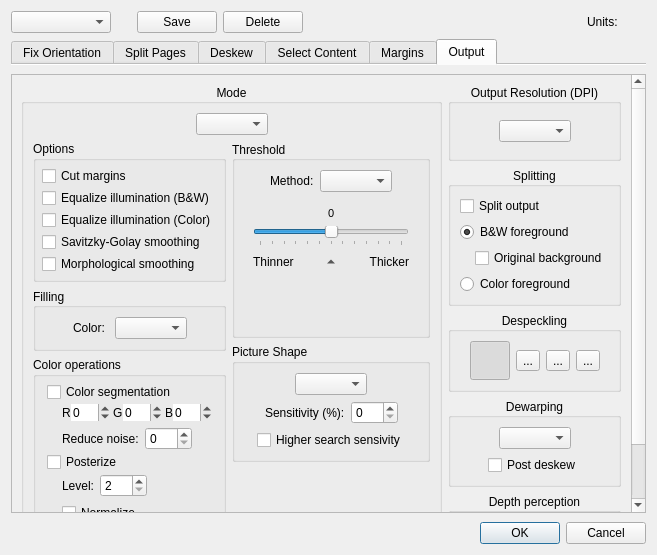
Before: the Qt Designer form ui/DefaultParamsDialog.ui in 4lex4/scantailor-advanced, drawn with Qt 5.
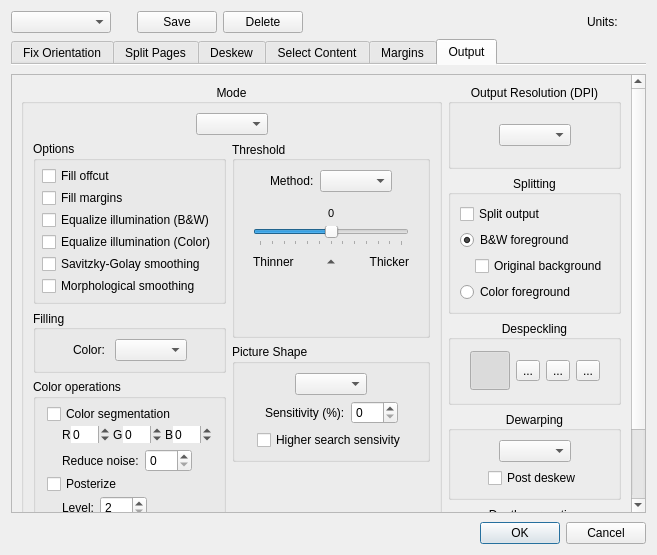
After: the same form once the commit is applied. The open tabs and pages were chosen to show the change. Icons and pictures are not drawn.

Commit message:
Added fill offcut option at the output stage.
It controls whether to fill the offcut got at the page splitting stage.

```diff
--- a/ui/DefaultParamsDialog.ui
+++ b/ui/DefaultParamsDialog.ui
@@ -1869,7 +1869,7 @@
             <x>0</x>
             <y>0</y>
             <width>646</width>
-            <height>477</height>
+            <height>496</height>
            </rect>
           </property>
           <layout class="QGridLayout" name="gridLayout_14">
@@ -1946,7 +1946,14 @@
                        <item>
                         <widget class="QCheckBox" name="cutMarginsCB">
                          <property name="text">
-                          <string>Cut margins</string>
+                          <string>Fill offcut</string>
+                         </property>
+                        </widget>
+                       </item>
+                       <item>
+                        <widget class="QCheckBox" name="fillMarginsCB">
+                         <property name="text">
+                          <string>Fill margins</string>
                          </property>
                         </widget>
                        </item>
```
Left out of the diff: 14 changed lines with no effect on the pictures. The commit also changes 14 other files.
